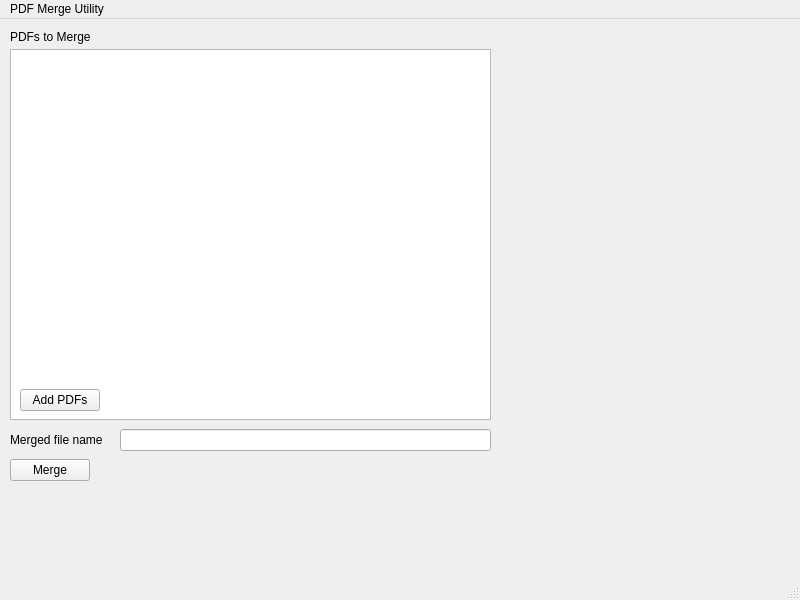
Before: the Qt Designer form pdfmerge.ui in redawl/pdfmerge, drawn with Qt 5.
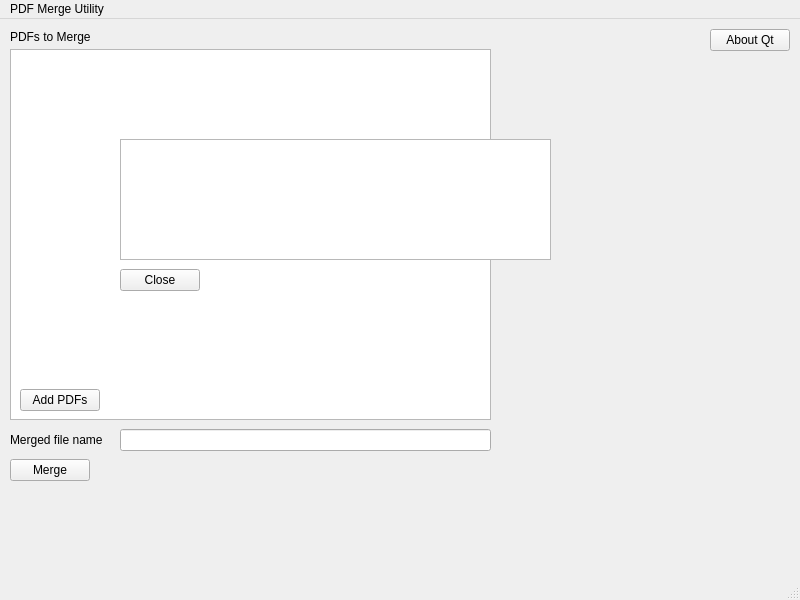
After: the same form once the commit is applied.

The edit to the form file:
```diff
--- a/pdfmerge.ui
+++ b/pdfmerge.ui
@@ -95,6 +95,57 @@
      <string>Merged file name</string>
     </property>
    </widget>
+   <widget class="QPushButton" name="abouteQtButton">
+    <property name="geometry">
+     <rect>
+      <x>710</x>
+      <y>10</y>
+      <width>80</width>
+      <height>22</height>
+     </rect>
+    </property>
+    <property name="text">
+     <string>About Qt</string>
+    </property>
+   </widget>
+   <widget class="QWidget" name="errorMessage" native="true">
+    <property name="geometry">
+     <rect>
+      <x>110</x>
+      <y>110</y>
+      <width>491</width>
+      <height>171</height>
+     </rect>
+    </property>
+    <widget class="QPushButton" name="errorClose">
+     <property name="geometry">
+      <rect>
+       <x>10</x>
+       <y>140</y>
+       <width>80</width>
+       <height>22</height>
+      </rect>
+     </property>
+     <property name="text">
+      <string>Close</string>
+     </property>
+    </widget>
+    <widget class="QTextBrowser" name="message">
+     <property name="geometry">
+      <rect>
+       <x>10</x>
+       <y>10</y>
+       <width>431</width>
+       <height>121</height>
+      </rect>
+     </property>
+     <property name="font">
+      <font>
+       <pointsize>12</pointsize>
+      </font>
+     </property>
+    </widget>
+   </widget>
   </widget>
   <widget class="QMenuBar" name="menubar">
    <property name="geometry">
```
Left out of the diff: 2 changed lines with no effect on the pictures.
